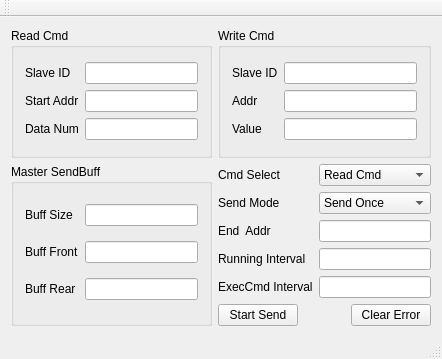
Old version of the form mainwindow.ui in the repository shirisheng/MyModbusModule.
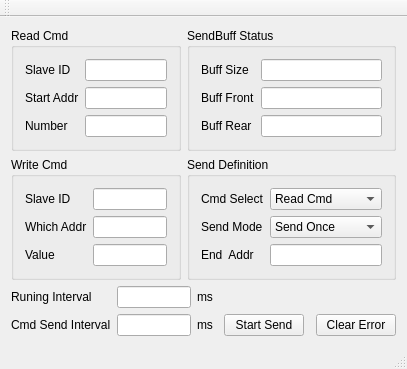
New version of the form.

Diff of the .ui file:
```diff
--- a/mainwindow.ui
+++ b/mainwindow.ui
@@ -6,61 +6,18 @@
    <rect>
     <x>0</x>
     <y>0</y>
-    <width>442</width>
-    <height>359</height>
+    <width>407</width>
+    <height>354</height>
    </rect>
   </property>
   <property name="windowTitle">
    <string>MainWindow</string>
   </property>
   <widget class="QWidget" name="centralWidget">
-   <layout class="QVBoxLayout" name="verticalLayout_4">
+   <layout class="QVBoxLayout" name="verticalLayout_5">
     <item>
-     <layout class="QGridLayout" name="gridLayout_5">
-      <item row="0" column="0">
-       <widget class="QGroupBox" name="groupBox">
-        <property name="title">
-         <string>Read Cmd</string>
-        </property>
-        <layout class="QVBoxLayout" name="verticalLayout">
-         <item>
-          <layout class="QGridLayout" name="gridLayout_2">
-           <item row="3" column="1">
-            <widget class="QLineEdit" name="readDataNumLineEdit"/>
-           </item>
-           <item row="2" column="1">
-            <widget class="QLineEdit" name="readStartAddrLineEdit"/>
-           </item>
-           <item row="1" column="1">
-            <widget class="QLineEdit" name="readSlaveIDLineEdit"/>
-           </item>
+     <layout class="QGridLayout" name="gridLayout_6">
            <item row="1" column="0">
-            <widget class="QLabel" name="label">
-             <property name="text">
-              <string>Slave ID</string>
-             </property>
-            </widget>
-           </item>
-           <item row="2" column="0">
-            <widget class="QLabel" name="label_2">
-             <property name="text">
-              <string>Start Addr</string>
-             </property>
-            </widget>
-           </item>
-           <item row="3" column="0">
-            <widget class="QLabel" name="label_3">
-             <property name="text">
-              <string>Data Num</string>
-             </property>
-            </widget>
-           </item>
-          </layout>
-         </item>
-        </layout>
-       </widget>
-      </item>
-      <item row="0" column="1">
        <widget class="QGroupBox" name="groupBox_2">
         <property name="title">
          <string>Write Cmd</string>
@@ -74,7 +31,7 @@
            <item row="1" column="0">
             <widget class="QLabel" name="label_4">
              <property name="text">
-              <string>Addr</string>
+              <string>Which Addr</string>
              </property>
             </widget>
            </item>
@@ -103,99 +60,57 @@
         </layout>
        </widget>
       </item>
-      <item row="1" column="0">
-       <widget class="QGroupBox" name="groupBox_3">
-        <property name="title">
-         <string>Master SendBuff</string>
-        </property>
-        <layout class="QGridLayout" name="gridLayout_4">
-         <item row="2" column="1">
-          <widget class="QLineEdit" name="buffRearineEdit">
-           <property name="sizePolicy">
-            <sizepolicy hsizetype="Expanding" vsizetype="Fixed">
-             <horstretch>0</horstretch>
-             <verstretch>0</verstretch>
-            </sizepolicy>
-           </property>
-          </widget>
-         </item>
-         <item row="1" column="0">
-          <widget class="QLabel" name="label_7">
-           <property name="text">
-            <string>Buff Front</string>
-           </property>
-          </widget>
-         </item>
-         <item row="1" column="1">
-          <widget class="QLineEdit" name="buffFrontLineEdit">
-           <property name="sizePolicy">
-            <sizepolicy hsizetype="Expanding" vsizetype="Fixed">
-             <horstretch>0</horstretch>
-             <verstretch>0</verstretch>
-            </sizepolicy>
-           </property>
-          </widget>
-         </item>
-         <item row="2" column="0">
-          <widget class="QLabel" name="label_8">
-           <property name="text">
-            <string>Buff Rear</string>
-           </property>
-          </widget>
-         </item>
          <item row="0" column="0">
-          <widget class="QLabel" name="label_9">
+       <widget class="QGroupBox" name="groupBox">
+        <property name="title">
+         <string>Read Cmd</string>
+        </property>
+        <layout class="QVBoxLayout" name="verticalLayout">
+         <item>
+          <layout class="QGridLayout" name="gridLayout_2">
+           <item row="3" column="1">
+            <widget class="QLineEdit" name="readDataNumLineEdit"/>
+           </item>
+           <item row="2" column="0">
+            <widget class="QLabel" name="label_2">
            <property name="text">
-            <string>Buff Size</string>
+              <string>Start Addr</string>
            </property>
           </widget>
          </item>
-         <item row="0" column="1">
-          <widget class="QLineEdit" name="buffSizeLineEdit">
-           <property name="sizePolicy">
-            <sizepolicy hsizetype="Expanding" vsizetype="Fixed">
-             <horstretch>0</horstretch>
-             <verstretch>0</verstretch>
-            </sizepolicy>
+           <item row="1" column="1">
+            <widget class="QLineEdit" name="readSlaveIDLineEdit"/>
+           </item>
+           <item row="2" column="1">
+            <widget class="QLineEdit" name="readStartAddrLineEdit"/>
+           </item>
+           <item row="1" column="0">
+            <widget class="QLabel" name="label">
+             <property name="text">
+              <string>Slave ID</string>
            </property>
           </widget>
          </item>
-        </layout>
+           <item row="3" column="0">
+            <widget class="QLabel" name="label_3">
+             <property name="text">
+              <string>Number</string>
+             </property>
+            </widget>
+           </item>
+          </layout>
+         </item>
+        </layout>
        </widget>
       </item>
       <item row="1" column="1">
+       <widget class="QGroupBox" name="groupBox_4">
+        <property name="title">
+         <string>Send Definition</string>
+        </property>
        <layout class="QVBoxLayout" name="verticalLayout_3">
         <item>
-         <layout class="QHBoxLayout" name="horizontalLayout_4">
-          <item>
            <layout class="QGridLayout" name="gridLayout">
-            <item row="3" column="0">
-             <widget class="QLabel" name="label_11">
-              <property name="text">
-               <string>Running Interval</string>
-              </property>
-             </widget>
-            </item>
-            <item row="3" column="1">
-             <widget class="QLineEdit" name="runningIntervalLineEdit"/>
-            </item>
-            <item row="4" column="1">
-             <widget class="QLineEdit" name="execCmdIntervalLineEdit"/>
-            </item>
-            <item row="4" column="0">
-             <widget class="QLabel" name="label_10">
-              <property name="text">
-               <string>ExecCmd Interval</string>
-              </property>
-             </widget>
-            </item>
-            <item row="0" column="0">
-             <widget class="QLabel" name="label_12">
-              <property name="text">
-               <string>Cmd Select</string>
-              </property>
-             </widget>
-            </item>
             <item row="0" column="1">
              <widget class="QComboBox" name="cmdSelectComboBox">
               <item>
@@ -231,6 +146,13 @@
               </item>
              </widget>
             </item>
+           <item row="0" column="0">
+            <widget class="QLabel" name="label_12">
+             <property name="text">
+              <string>Cmd Select</string>
+             </property>
+            </widget>
+           </item>
             <item row="2" column="0">
              <widget class="QLabel" name="label_14">
               <property name="text">
@@ -244,8 +166,77 @@
            </layout>
           </item>
          </layout>
-        </item>
+       </widget>
+      </item>
+      <item row="0" column="1">
+       <widget class="QGroupBox" name="groupBox_3">
+        <property name="title">
+         <string>SendBuff Status</string>
+        </property>
+        <layout class="QVBoxLayout" name="verticalLayout_4">
         <item>
+          <layout class="QGridLayout" name="gridLayout_4">
+           <item row="0" column="0">
+            <widget class="QLabel" name="label_9">
+             <property name="text">
+              <string>Buff Size</string>
+             </property>
+            </widget>
+           </item>
+           <item row="0" column="1">
+            <widget class="QLineEdit" name="buffSizeLineEdit">
+             <property name="sizePolicy">
+              <sizepolicy hsizetype="Expanding" vsizetype="Fixed">
+               <horstretch>0</horstretch>
+               <verstretch>0</verstretch>
+              </sizepolicy>
+             </property>
+            </widget>
+           </item>
+           <item row="1" column="0">
+            <widget class="QLabel" name="label_7">
+             <property name="text">
+              <string>Buff Front</string>
+             </property>
+            </widget>
+           </item>
+           <item row="1" column="1">
+            <widget class="QLineEdit" name="buffFrontLineEdit">
+             <property name="sizePolicy">
+              <sizepolicy hsizetype="Expanding" vsizetype="Fixed">
+               <horstretch>0</horstretch>
+               <verstretch>0</verstretch>
+              </sizepolicy>
+             </property>
+            </widget>
+           </item>
+           <item row="2" column="0">
+            <widget class="QLabel" name="label_8">
+             <property name="text">
+              <string>Buff Rear</string>
+             </property>
+            </widget>
+           </item>
+           <item row="2" column="1">
+            <widget class="QLineEdit" name="buffRearineEdit">
+             <property name="sizePolicy">
+              <sizepolicy hsizetype="Expanding" vsizetype="Fixed">
+               <horstretch>0</horstretch>
+               <verstretch>0</verstretch>
+              </sizepolicy>
+             </property>
+            </widget>
+           </item>
+          </layout>
+         </item>
+        </layout>
+       </widget>
+      </item>
+     </layout>
+    </item>
+    <item>
+     <layout class="QGridLayout" name="gridLayout_5">
+      <item row="1" column="4">
          <layout class="QHBoxLayout" name="horizontalLayout">
           <item>
            <widget class="QPushButton" name="startSendButton">
@@ -279,19 +270,70 @@
           </item>
          </layout>
         </item>
-       </layout>
+      <item row="0" column="0">
+       <widget class="QLabel" name="label_11">
+        <property name="text">
+         <string>Runing Interval</string>
+        </property>
+       </widget>
       </item>
+      <item row="1" column="2">
+       <widget class="QLabel" name="label_16">
+        <property name="text">
+         <string>ms</string>
+        </property>
+       </widget>
+      </item>
+      <item row="0" column="1">
+       <widget class="QLineEdit" name="runningIntervalLineEdit"/>
+      </item>
+      <item row="0" column="2">
+       <widget class="QLabel" name="label_15">
+        <property name="text">
+         <string>ms</string>
+        </property>
+       </widget>
+      </item>
+      <item row="1" column="0">
+       <widget class="QLabel" name="label_10">
+        <property name="text">
+         <string>Cmd Send Interval</string>
+        </property>
+       </widget>
+      </item>
+      <item row="1" column="1">
+       <widget class="QLineEdit" name="execCmdIntervalLineEdit"/>
+      </item>
+      <item row="1" column="3">
+       <spacer name="horizontalSpacer_2">
+        <property name="orientation">
+         <enum>Qt::Horizontal</enum>
+        </property>
+        <property name="sizeHint" stdset="0">
+         <size>
+          <width>40</width>
+          <height>20</height>
+         </size>
+        </property>
+       </spacer>
+      </item>
      </layout>
     </item>
    </layout>
    <zorder></zorder>
+   <zorder>label_15</zorder>
+   <zorder>label_16</zorder>
+   <zorder>groupBox_2</zorder>
+   <zorder>groupBox</zorder>
+   <zorder></zorder>
+   <zorder>verticalSpacer</zorder>
   </widget>
   <widget class="QMenuBar" name="menuBar">
    <property name="geometry">
     <rect>
      <x>0</x>
      <y>0</y>
-     <width>442</width>
+     <width>407</width>
      <height>23</height>
     </rect>
    </property>
```
Lines whose indentation alone changed are shown as unchanged.
